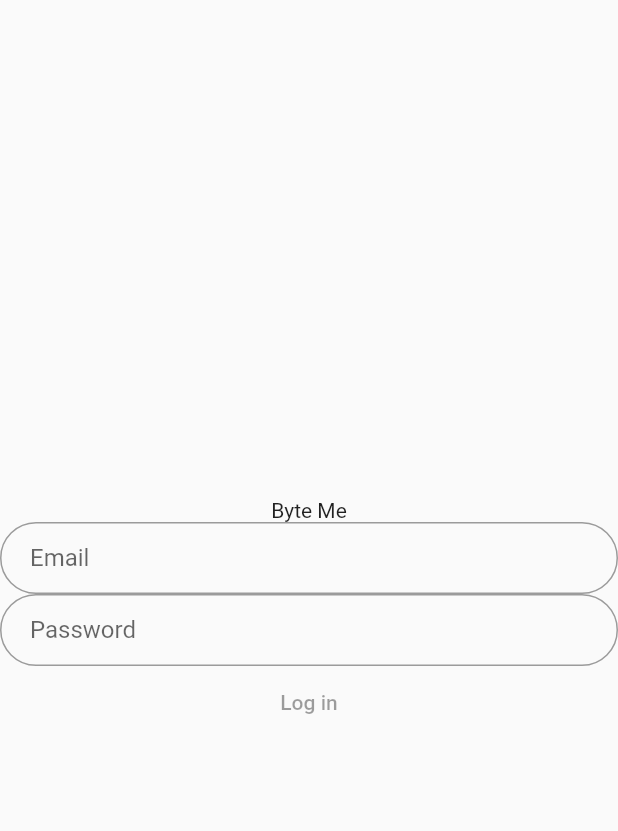
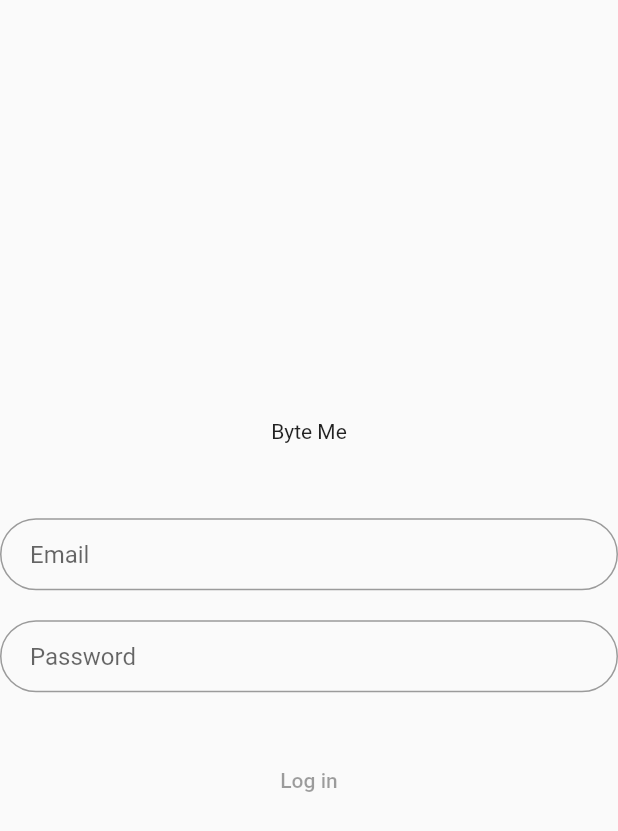
Before and after one commit to myaldiz/ByteMe, a Flutter app: the screen it shows after launch, on a phone screen of 412 x 824 dp. Shown: the top 831 px of the screen. Run offline on Flutter 3.47's test engine with Material 2 defaults, Android fonts, the light colour scheme and no system bars.

Commit message:
test commit

```diff
--- a/ui/byteme/lib/login.dart
+++ b/ui/byteme/lib/login.dart
@@ -14,6 +14,7 @@ class LoginPage extends StatelessWidget {
     Text(
       "Byte Me"
       ),
+    SizedBox(height: 50.0),
     TextFormField(
       keyboardType: TextInputType.emailAddress,
       autofocus: false,
@@ -23,6 +24,7 @@ class LoginPage extends StatelessWidget {
         border: OutlineInputBorder(borderRadius: BorderRadius.circular(32.0)),
       ),
     ),
+    SizedBox(height: 20.0),
     TextFormField(
       obscureText: true,
       autofocus: false,
@@ -32,7 +34,9 @@ class LoginPage extends StatelessWidget {
         border: OutlineInputBorder(borderRadius: BorderRadius.circular(32.0)),
       ),
     ),
+    SizedBox(height: 35.0),
     MaterialButton(
+      color: Colors.blue, //tmp
       child: Text("Log in"),
       onPressed: null,
     ),
```
